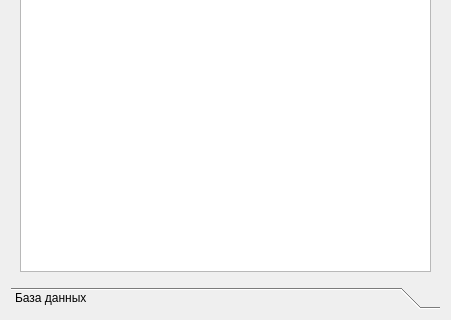
Above: Clients/pcviewform.ui from rust3128/HotLinePTS before the change; both pictures show x 0 to 451 and y 198 to 518 of the 451 by 518 pixel window. Below: the same form after it.
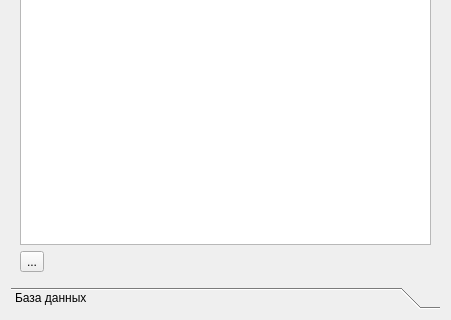
That is the form after the change. Icons and pictures are not drawn.

Commit message: edit pc dialo

What changed in the file:
```diff
--- a/Clients/pcviewform.ui
+++ b/Clients/pcviewform.ui
@@ -78,6 +78,23 @@
          </attribute>
         </widget>
        </item>
+       <item row="1" column="0">
+        <widget class="QToolButton" name="toolButtonPCEdit">
+         <property name="text">
+          <string>...</string>
+         </property>
+         <property name="icon">
+          <iconset resource="../resource.qrc">
+           <normaloff>:/Images/pcedit.png</normaloff>:/Images/pcedit.png</iconset>
+         </property>
+         <property name="iconSize">
+          <size>
+           <width>32</width>
+           <height>32</height>
+          </size>
+         </property>
+        </widget>
+       </item>
       </layout>
      </widget>
      <widget class="QWidget" name="pageFBObject">
```
Left out of the diff: 10 changed lines with no effect on the pictures. The commit also changes 10 other files.
